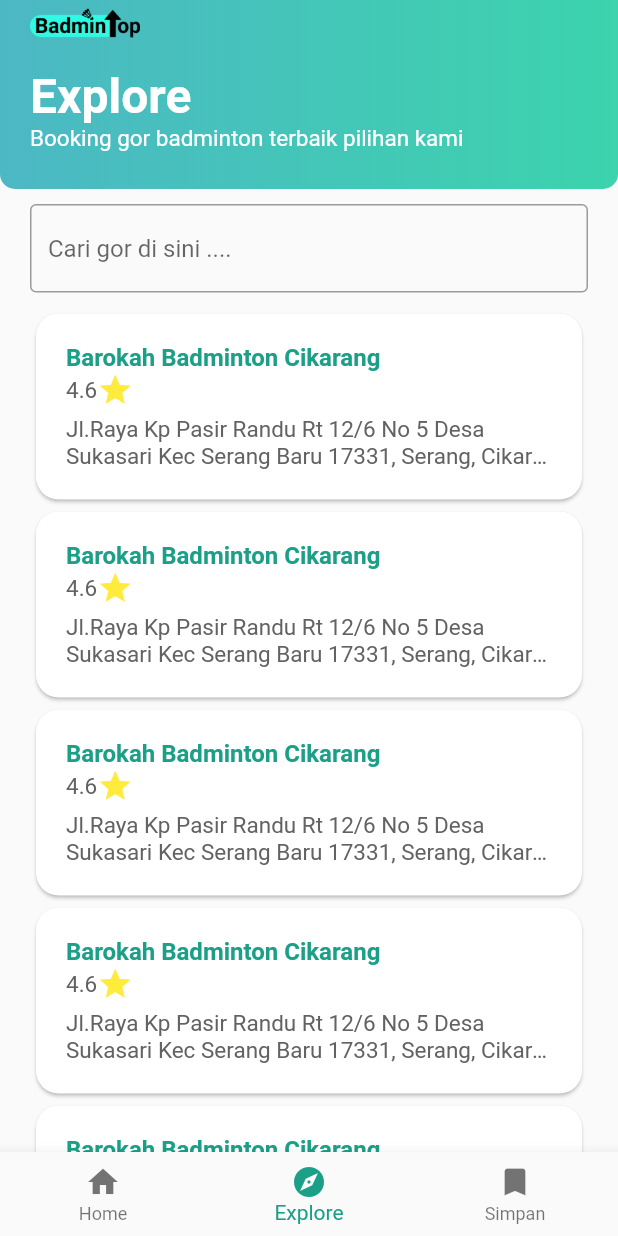
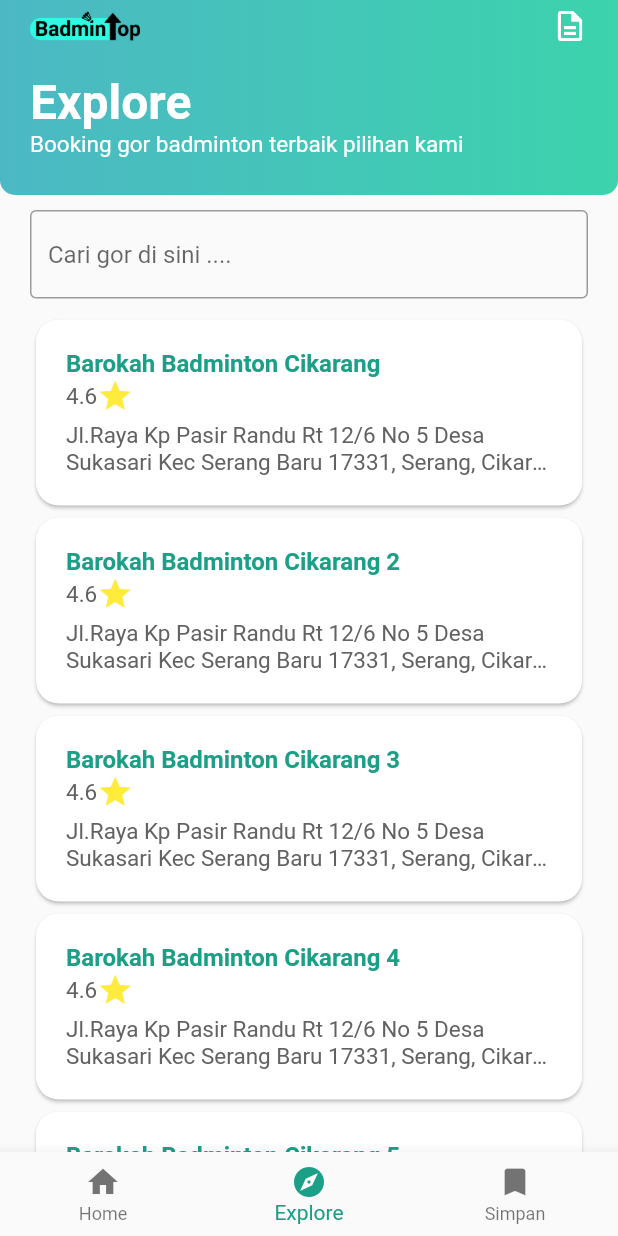
Before and after one commit to YogiAnggara129/badmintop, a Flutter app: the screen it shows after launch, item 2 of the bottom bar chosen, on a phone screen of 412 x 824 dp. Run offline on Flutter 3.47's test engine with Material 2 defaults, Android fonts, the light colour scheme and no system bars; network calls fail.

Commit message:
Memperbaiki masalah pada Gor Saved List

```diff
--- a/lib/ui/screen/detail_screen.dart
+++ b/lib/ui/screen/detail_screen.dart
@@ -215,7 +215,6 @@ class _SaveButtonWidgetState extends State<SaveButtonWidget> {
   @override
   Widget build(BuildContext context) {
     GorViewModel gorViewModel = context.watch<GorViewModel>();
-
     return InkWell(
       onTap: (() => setState(() => gorViewModel.pressedSaveGor())),
       child: Container(
--- a/lib/ui/screen/explore_screen.dart
+++ b/lib/ui/screen/explore_screen.dart
@@ -45,7 +45,16 @@ class HeaderWidget extends StatelessWidget {
       child: Column(
         crossAxisAlignment: CrossAxisAlignment.start,
         children: [
-          Image.asset('assets/images/logo.png', height: 20.0,),
+          Row(
+            mainAxisAlignment: MainAxisAlignment.spaceBetween,
+            children: [
+              Image.asset('assets/images/logo.png', height: 20.0,),
+              Icon(
+                Icons.description_outlined,
+                color: Colors.white,
+              ),
+            ],
+          ),
           Padding(
             padding: const EdgeInsets.symmetric(vertical: 20.0),
             child:Column(
--- a/lib/ui/screen/save_screen.dart
+++ b/lib/ui/screen/save_screen.dart
@@ -17,7 +17,7 @@ class SaveScreen extends StatelessWidget {
       children: <Widget>[
         const HeaderWidget(),
         const SearchBarWidget(),
-        gorViewModel.gorSavedId != [] ? GorWidget(gorList: gorViewModel.gorSavedList) : Center(
+        gorViewModel.gorSavedIdList != [] ? GorWidget(gorList: gorViewModel.gorSavedList) : Center(
           heightFactor: 25,
           child: Text(
             "Belum ada gor yang kamu simpan",
--- a/lib/ui/screen/spash_screen.dart
+++ b/lib/ui/screen/spash_screen.dart
@@ -1,5 +1,6 @@
 import 'package:badmintop/ui/screen/front_screen.dart';
 import 'package:badmintop/view_model/gor_view_model.dart';
+import 'package:badmintop/view_model/news_view_model.dart';
 import 'package:flutter/material.dart';
 import 'dart:async';
 
@@ -19,7 +20,9 @@ class _SplashScreenState extends State<SplashScreen> {
 
   @override
   Widget build(BuildContext context) {
+    NewsViewModel newsViewModel = context.watch<NewsViewModel>();
     GorViewModel gorViewModel = context.watch<GorViewModel>();
+    newsViewModel.getNews();
     gorViewModel.getGors();
     return Scaffold(
       body: Center(
--- a/lib/ui/widget/gor_widget.dart
+++ b/lib/ui/widget/gor_widget.dart
@@ -36,7 +36,7 @@ class GorListWidget extends StatelessWidget {
       itemBuilder: (BuildContext context, int index) {
         return InkWell(
           onTap: () {
-            gorViewModel.setGorIdSelected(gorViewModel.gorList[index].id);
+            gorViewModel.setGorIdSelected(gor[index].id);
             Navigator.push(
               context,
               MaterialPageRoute(builder: (context) => DetailScreen()),
```
Also changed, not shown: assets/json/gor.json (+6 -6 lines), lib/view_model/gor_view_model.dart (+16 -12 lines), lib/model/services/news_service.dart (deleted).
